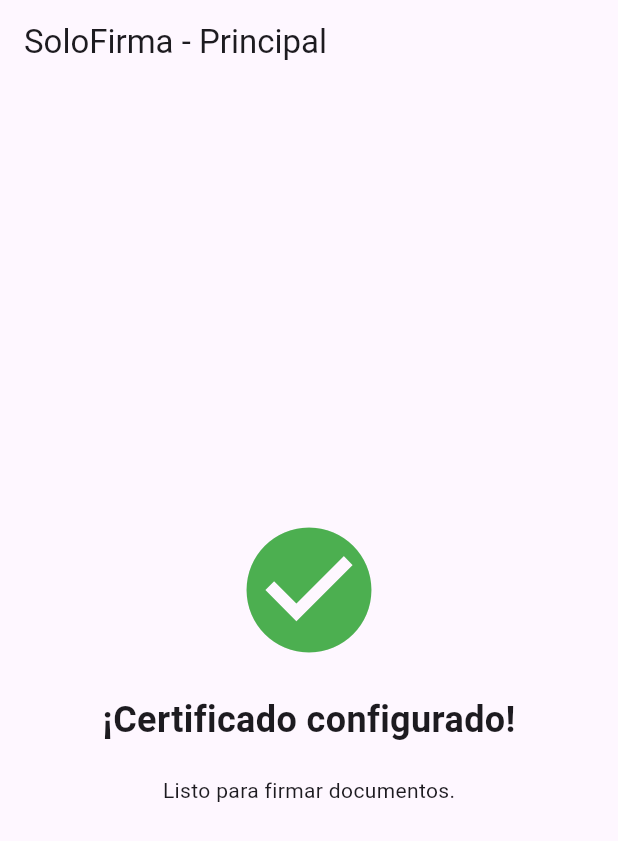
After one commit to alexweb17/solofirma, a Flutter app: the HomeScreen screen opened directly, on a phone screen of 412 x 824 dp. The commit adds this screen. Shown: the top 841 px of the screen. Run offline on Flutter 3.47's test engine with Material 3 defaults, Android fonts, the phone set to English and light mode, and no system bars; our stand-ins replace file_picker, flutter_secure_storage; accounts and stored records are empty.

Commit message:
Commit de Pantalla de carga certificado,guarda contraseña y revisa estado si ya se ha guardadocertificado

```diff
--- a/lib/main.dart
+++ b/lib/main.dart
@@ -1,26 +1,57 @@
 import 'package:flutter/material.dart';
+import 'package:solofirma/screens/home_screen.dart';
 import 'package:solofirma/screens/import_certificate_screen.dart';
+import 'package:solofirma/services/credential_services.dart';
+
 void main() {
-  runApp(const SoloFirmaApp());
+  runApp(const MyApp());
 }
 
-class SoloFirmaApp extends StatelessWidget {
-  const SoloFirmaApp({super.key});
+class MyApp extends StatefulWidget {
+  const MyApp({super.key});
+
+  @override
+  State<MyApp> createState() => _MyAppState();
+}
+
+class _MyAppState extends State<MyApp> {
+  // Usamos un FutureBuilder para manejar la comprobación asíncrona
+  final Future<bool> _areCredentialsSaved = CredentialService().areCredentialsSaved();
+
   @override
   Widget build(BuildContext context) {
-  // MaterialApp es el widget principal que le da a nuestra app
-  // la apariencia y funcionalidades básicas de Material Design.
     return MaterialApp(
       title: 'SoloFirma',
-    // Desactivamos la cinta de "DEBUG" en la esquina.
-    debugShowCheckedModeBanner: false,
       theme: ThemeData(
         colorScheme: ColorScheme.fromSeed(seedColor: Colors.deepPurple),
         useMaterial3: true,
       ),
-    // 'home' define la primera pantalla que se mostrará.
-    // Esta es la forma correcta y limpia.
-    home: const ImportCertificateScreen(),
-  ); // <-- El paréntesis de MaterialApp se cierra aquí. No hay nada más.
+      // El FutureBuilder decide qué pantalla mostrar
+      home: FutureBuilder<bool>(
+        future: _areCredentialsSaved,
+        builder: (context, snapshot) {
+          // Mientras espera, muestra una pantalla de carga
+          if (snapshot.connectionState == ConnectionState.waiting) {
+            return const Scaffold(
+              body: Center(child: CircularProgressIndicator()),
+            );
+          }
+
+          // Si hubo un error (poco probable aquí), muestra un error
+          if (snapshot.hasError) {
+            return const Scaffold(
+              body: Center(child: Text('Error al verificar credenciales')),
+            );
+          }
+
+          // Una vez que tenemos la respuesta...
+          final bool isConfigured = snapshot.data ?? false;
+
+          // Si está configurado, vamos a HomeScreen.
+          // Si no, vamos a ImportCertificateScreen.
+          return isConfigured ? const HomeScreen() : const ImportCertificateScreen();
+        },
+      ),
+    );
   }
 }
--- /dev/null
+++ b/lib/screens/home_screen.dart
@@ -0,0 +1,32 @@
+import 'package:flutter/material.dart';
+
+class HomeScreen extends StatelessWidget {
+  const HomeScreen({super.key});
+
+  @override
+  Widget build(BuildContext context) {
+    return Scaffold(
+      appBar: AppBar(
+        title: const Text('SoloFirma - Principal'),
+        // Esto evita que el usuario pueda volver a la pantalla de importación
+        automaticallyImplyLeading: false,
+      ),
+      body: const Center(
+        child: Column(
+          mainAxisAlignment: MainAxisAlignment.center,
+          children: [
+            Icon(Icons.check_circle, color: Colors.green, size: 100),
+            SizedBox(height: 20),
+            Text(
+              '¡Certificado configurado!',
+              style: TextStyle(fontSize: 24, fontWeight: FontWeight.bold),
+            ),
+            SizedBox(height: 20),
+            // Aquí irá la lista de documentos para firmar
+            Text('Listo para firmar documentos.'),
+          ],
+        ),
+      ),
+    );
+  }
+}
--- a/pubspec.yaml
+++ b/pubspec.yaml
@@ -36,6 +36,7 @@ dependencies:
   cupertino_icons: ^1.0.8
   file_picker: ^10.2.1
   flutter_secure_storage: ^9.2.4
+  path_provider: ^2.1.3
 
 dev_dependencies:
   flutter_test:
```
Also changed, not shown: lib/screens/import_certificate_screen.dart (+26 -16 lines), lib/services/credential_services.dart (added, +38 -0 lines), 1 other file. Lines whose indentation alone changed are shown as unchanged.
